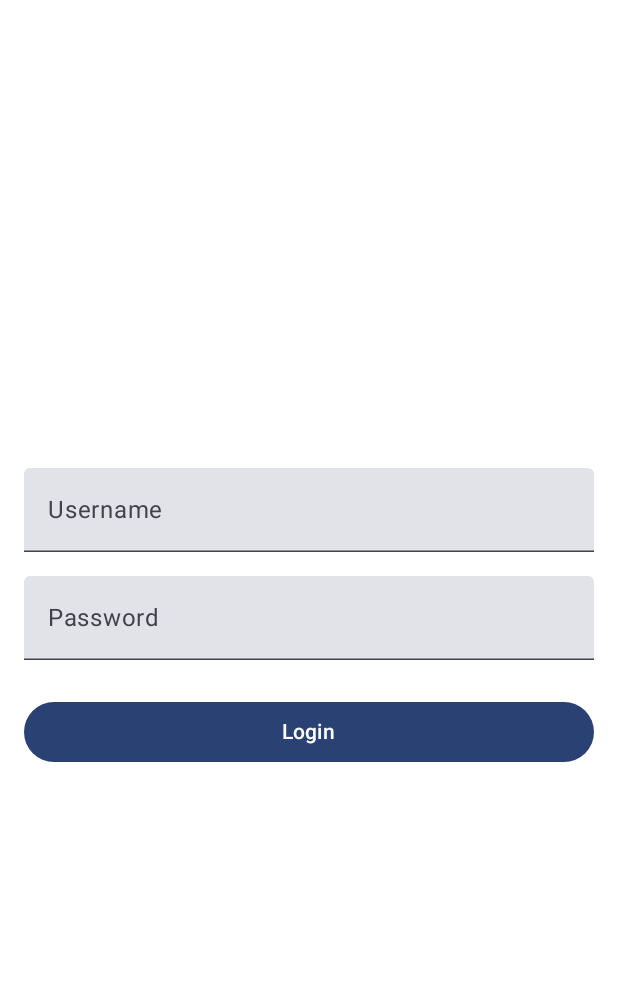
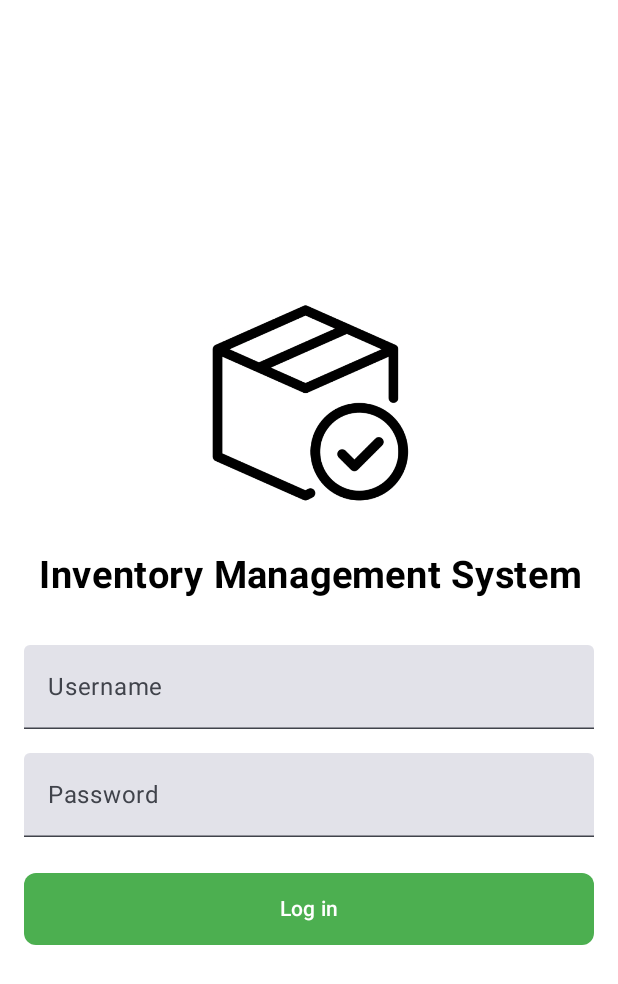
Before and after one commit to kfletcherr/ims-android, an Android app built with Jetpack Compose: the @Preview function LoginScreenPreview, on a phone screen of 412 x 824 dp. Shown: the top 984 px of the screen. Run offline under Robolectric (Android 15) with nearby library versions, the phone set to English and light mode, and no system bars.

Commit message:
Updated Log In page

```diff
--- a/app/src/main/java/com/example/ims_android/MainActivity.kt
+++ b/app/src/main/java/com/example/ims_android/MainActivity.kt
@@ -1,31 +1,22 @@
-package com.example.ims_android
-
-import android.os.Bundle
-import androidx.activity.ComponentActivity
-import androidx.activity.compose.setContent
-import androidx.activity.enableEdgeToEdge
+import androidx.compose.foundation.Image
 import androidx.compose.foundation.layout.*
+import androidx.compose.foundation.shape.RoundedCornerShape
 import androidx.compose.material3.*
 import androidx.compose.runtime.Composable
 import androidx.compose.runtime.mutableStateOf
 import androidx.compose.runtime.remember
+import androidx.compose.ui.Alignment
 import androidx.compose.ui.Modifier
+import androidx.compose.ui.graphics.Color
+import androidx.compose.ui.res.painterResource
+import androidx.compose.ui.text.font.FontWeight
+import androidx.compose.ui.text.input.PasswordVisualTransformation
+import androidx.compose.ui.text.style.TextAlign
 import androidx.compose.ui.unit.dp
+import androidx.compose.ui.unit.sp
 import androidx.compose.ui.tooling.preview.Preview
-import androidx.compose.ui.text.input.PasswordVisualTransformation
+import com.example.ims_android.R
 import com.example.ims_android.ui.theme.ImsandroidTheme
-
-class MainActivity : ComponentActivity() {
-    override fun onCreate(savedInstanceState: Bundle?) {
-        super.onCreate(savedInstanceState)
-        enableEdgeToEdge()
-        setContent {
-            ImsandroidTheme {
-                LoginScreen()
-            }
-        }
-    }
-}
 
 @Composable
 fun LoginScreen() {
@@ -37,8 +28,28 @@ fun LoginScreen() {
         modifier = Modifier
             .fillMaxSize()
             .padding(16.dp),
-        verticalArrangement = Arrangement.Center
+        verticalArrangement = Arrangement.Center,
+        horizontalAlignment = Alignment.CenterHorizontally // Align content to center horizontally
     ) {
+        // Icon
+        Image(
+            painter = painterResource(id = R.drawable.logo), // Image Reference
+            contentDescription = "App Logo",
+            modifier = Modifier.size(150.dp) //Image Size
+        )
+
+        Spacer(modifier = Modifier.height(24.dp)) // Space between icon and title
+
+        // Title
+        Text(
+            text = "Inventory Management System",
+            fontSize = 25.sp,
+            fontWeight = FontWeight.Bold,
+            textAlign = TextAlign.Center
+        )
+
+        Spacer(modifier = Modifier.height(32.dp)) // Space between title and username field
+
         // Username Text Field
         TextField(
             value = username.value,
@@ -56,6 +67,7 @@ fun LoginScreen() {
             label = { Text("Password") },
             modifier = Modifier.fillMaxWidth(),
             visualTransformation = PasswordVisualTransformation() // Mask password
+
         )
 
         Spacer(modifier = Modifier.height(24.dp)) // Space before button
@@ -63,9 +75,13 @@ fun LoginScreen() {
         // Login Button
         Button(
             onClick = { /* Handle login click */ },
-            modifier = Modifier.fillMaxWidth()
+            modifier = Modifier
+                .fillMaxWidth()
+                .height(48.dp), // Adjust button height if necessary
+            colors = ButtonDefaults.buttonColors(containerColor = Color(0xFF4CAF50)), // Set green color
+            shape = RoundedCornerShape(8.dp) // Rounded corners
         ) {
-            Text("Login")
+            Text("Log in", color = Color.White)
         }
     }
 }
```
Also changed, not shown: app/src/main/res/drawable/logo.jpg (added).
